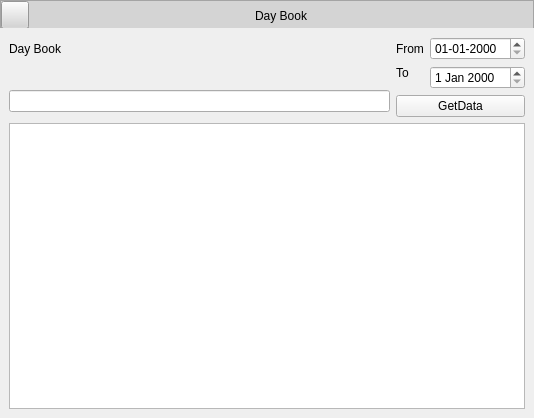
First picture: the form in Resources/Ui/DayBook.ui, repository Darshitjivani/MBAS, before the edit.
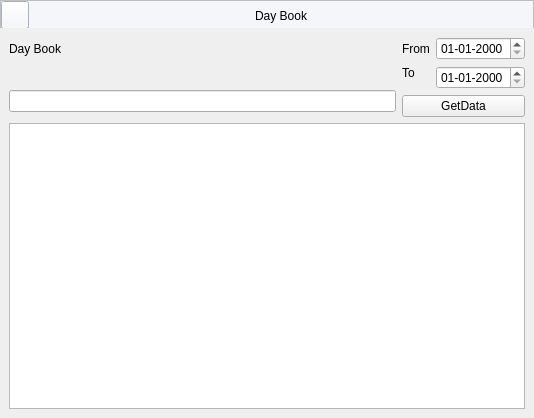
Second picture: the form after the edit. Icons and pictures are not drawn.

What changed in the file:
```diff
--- a/Resources/Ui/DayBook.ui
+++ b/Resources/Ui/DayBook.ui
@@ -48,7 +48,7 @@
        </size>
       </property>
       <property name="styleSheet">
-       <string notr="true">background-color: rgb(212, 212, 212);
+       <string notr="true">background-color:#f5f6fa;
 font: 63 11pt &quot;Segoe UI Semibold&quot;;
 color:#000000</string>
       </property>
@@ -170,7 +170,11 @@
         </widget>
        </item>
        <item row="1" column="2" rowspan="2">
-        <widget class="QDateEdit" name="deTo"/>
+        <widget class="QDateEdit" name="deTo">
+         <property name="displayFormat">
+          <string>dd-MM-yyyy</string>
+         </property>
+        </widget>
        </item>
        <item row="2" column="0" rowspan="2">
         <widget class="QLineEdit" name="leAccount"/>
```
Left out of the diff: 3 changed lines with no effect on the pictures.
